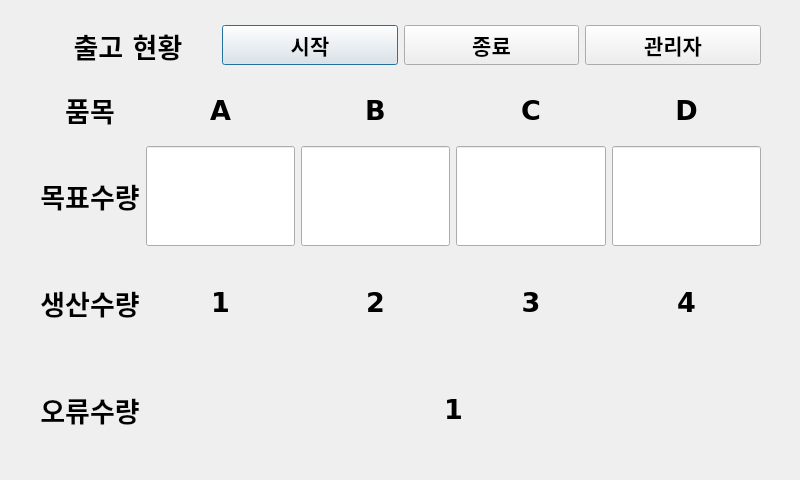
Old version of the form smart_factory/main.ui in the repository seunggi-baek/test_pyqt5.
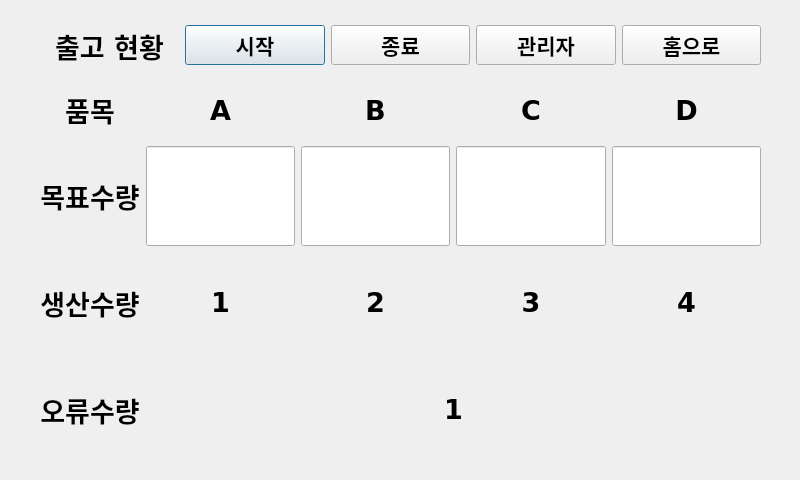
New version of the form.

Commit message: smart factory ui 수정

Patch:
```diff
--- a/smart_factory/main.ui
+++ b/smart_factory/main.ui
@@ -465,7 +465,7 @@
     </item>
    </layout>
   </widget>
-  <widget class="QWidget" name="">
+  <widget class="QWidget" name="layoutWidget">
    <property name="geometry">
     <rect>
      <x>40</x>
@@ -538,6 +538,21 @@
       </property>
      </widget>
     </item>
+    <item>
+     <widget class="QPushButton" name="btnHome">
+      <property name="font">
+       <font>
+        <family>Verdana</family>
+        <pointsize>16</pointsize>
+        <weight>75</weight>
+        <bold>true</bold>
+       </font>
+      </property>
+      <property name="text">
+       <string>홈으로</string>
+      </property>
+     </widget>
+    </item>
    </layout>
   </widget>
  </widget>
```
Left out of the diff: 45 changed lines with no effect on the pictures. The commit also changes 4 other files.
